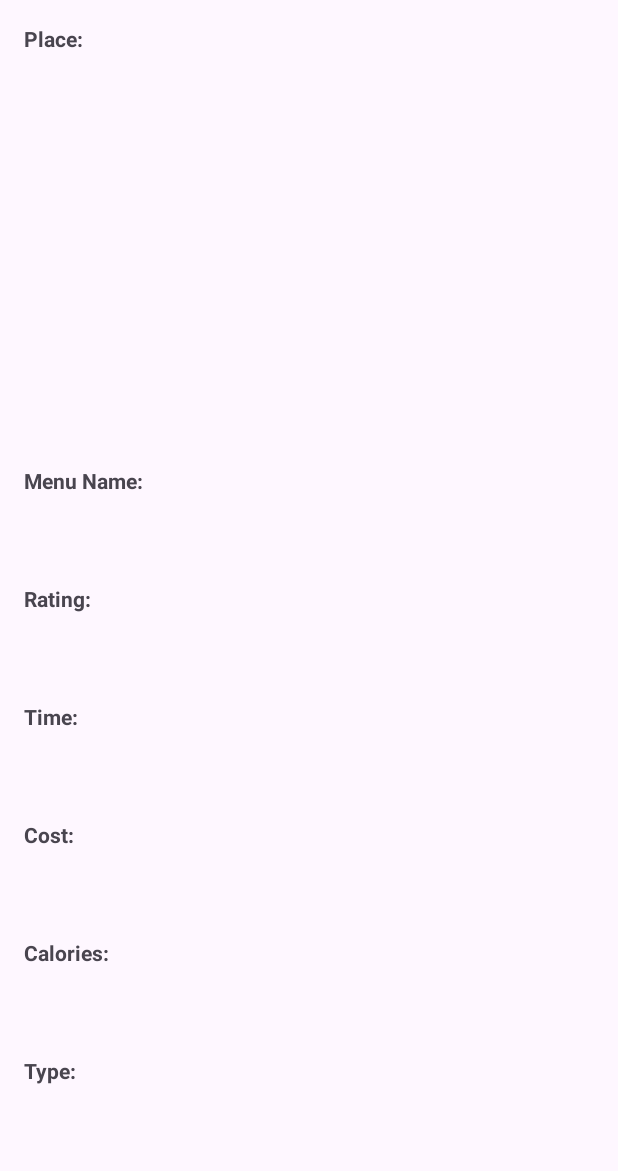
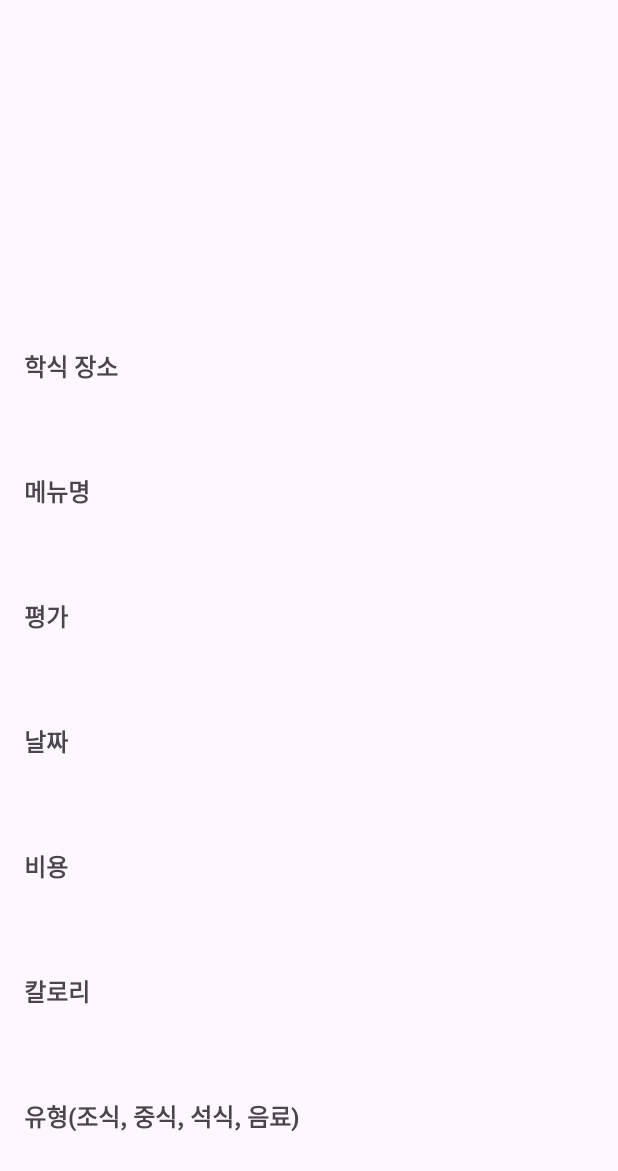
Before and after one commit to Lee-Seonghyun316/FinalApp, an Android app: the MealDetailActivity screen opened directly, with no data from a screen before it, on a phone screen of 412 x 824 dp. Shown: the top 1171 px of the screen. Run offline under Robolectric (Android 15) with nearby library versions, the phone set to English and light mode, and no system bars.

Commit message:
한글 항목 처리

```diff
--- a/app/src/main/res/layout/activity_meal_detail.xml
+++ b/app/src/main/res/layout/activity_meal_detail.xml
@@ -10,12 +10,21 @@
     tools:context=".MealDetailActivity"
     android:orientation="vertical">
 
+    <ImageView
+        android:id="@+id/imageViewMeal"
+        android:layout_width="match_parent"
+        android:layout_height="200dp"
+        android:layout_below="@id/textViewPlace"
+        android:layout_marginTop="16dp"
+        android:scaleType="centerCrop" />
+
     <TextView
         android:id="@+id/textViewPlaceTitle"
         android:layout_width="wrap_content"
         android:layout_height="wrap_content"
         android:layout_marginBottom="8dp"
-        android:text="Place:"
+        android:text="학식 장소"
+        android:textSize="16sp"
         android:textStyle="bold" />
 
     <TextView
@@ -25,14 +34,6 @@
         android:layout_below="@id/textViewPlaceTitle"
         android:layout_marginBottom="16dp" />
 
-    <ImageView
-        android:id="@+id/imageViewMeal"
-        android:layout_width="match_parent"
-        android:layout_height="200dp"
-        android:layout_below="@id/textViewPlace"
-        android:layout_marginTop="16dp"
-        android:scaleType="centerCrop" />
-
     <TextView
         android:id="@+id/textViewMenuNameTitle"
         android:layout_width="wrap_content"
@@ -40,7 +41,8 @@
         android:layout_below="@id/imageViewMeal"
         android:layout_marginTop="16dp"
         android:layout_marginBottom="8dp"
-        android:text="Menu Name:"
+        android:text="메뉴명"
+        android:textSize="16sp"
         android:textStyle="bold" />
 
     <TextView
@@ -57,7 +59,8 @@
         android:layout_below="@id/textViewMenuName"
         android:layout_marginTop="16dp"
         android:layout_marginBottom="8dp"
-        android:text="Rating:"
+        android:text="평가"
+        android:textSize="16sp"
         android:textStyle="bold" />
 
     <TextView
@@ -76,7 +79,8 @@
         android:layout_below="@id/textViewRating"
         android:layout_marginTop="16dp"
         android:layout_marginBottom="8dp"
-        android:text="Time:"
+        android:text="날짜"
+        android:textSize="16sp"
         android:textStyle="bold" />
 
     <TextView
@@ -93,7 +97,8 @@
         android:layout_below="@id/textViewTime"
         android:layout_marginTop="16dp"
         android:layout_marginBottom="8dp"
-        android:text="Cost:"
+        android:text="비용"
+        android:textSize="16sp"
         android:textStyle="bold" />
 
     <TextView
@@ -110,7 +115,8 @@
         android:layout_below="@id/textViewCost"
         android:layout_marginTop="16dp"
         android:layout_marginBottom="8dp"
-        android:text="Calories:"
+        android:text="칼로리"
+        android:textSize="16sp"
         android:textStyle="bold" />
 
     <TextView
@@ -127,7 +133,8 @@
         android:layout_below="@id/textViewCalories"
         android:layout_marginTop="16dp"
         android:layout_marginBottom="8dp"
-        android:text="Type:"
+        android:text="유형(조식, 중식, 석식, 음료)"
+        android:textSize="16sp"
         android:textStyle="bold" />
 
     <TextView
```
Also changed, not shown: app/src/main/java/com/example/finalapp/MealDetailActivity.java (+7 -7 lines).
